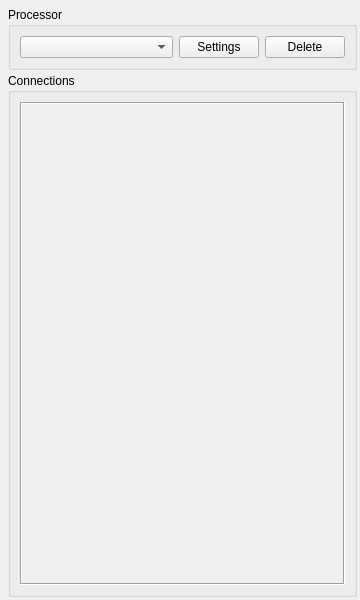
Above: modules/olvis3/projects/OlvisGuiPlugin/src/FilterConnect/FilterConnectWidget.ui from OFFIS-Automation/Framework before the change. Below: the same form after it.
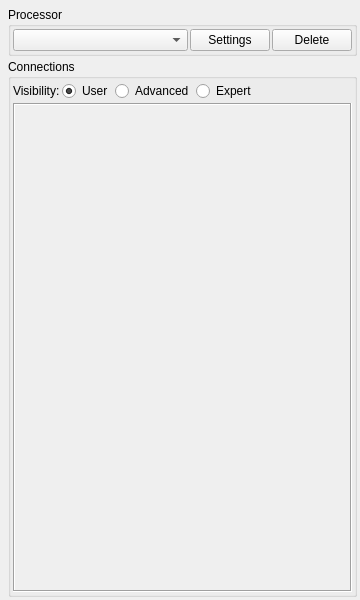
That is the form after the change. Icons and pictures are not drawn.

Commit message: added port visibility, fixed several filters

Diff of the .ui file:
```diff
--- a/modules/olvis3/projects/OlvisGuiPlugin/src/FilterConnect/FilterConnectWidget.ui
+++ b/modules/olvis3/projects/OlvisGuiPlugin/src/FilterConnect/FilterConnectWidget.ui
@@ -56,6 +56,21 @@
          <string>Processor</string>
         </property>
         <layout class="QHBoxLayout" name="horizontalLayout_2">
+         <property name="spacing">
+          <number>2</number>
+         </property>
+         <property name="leftMargin">
+          <number>2</number>
+         </property>
+         <property name="topMargin">
+          <number>2</number>
+         </property>
+         <property name="rightMargin">
+          <number>2</number>
+         </property>
+         <property name="bottomMargin">
+          <number>2</number>
+         </property>
          <item>
           <layout class="QHBoxLayout" name="horizontalLayout">
            <item>
@@ -103,6 +118,69 @@
          <string>Connections</string>
         </property>
         <layout class="QVBoxLayout" name="verticalLayout_3">
+         <property name="spacing">
+          <number>2</number>
+         </property>
+         <property name="leftMargin">
+          <number>2</number>
+         </property>
+         <property name="topMargin">
+          <number>2</number>
+         </property>
+         <property name="rightMargin">
+          <number>2</number>
+         </property>
+         <property name="bottomMargin">
+          <number>2</number>
+         </property>
+         <item>
+          <layout class="QHBoxLayout" name="horizontalLayout_3">
+           <item>
+            <widget class="QLabel" name="label">
+             <property name="text">
+              <string>Visibility:</string>
+             </property>
+            </widget>
+           </item>
+           <item>
+            <widget class="QRadioButton" name="userVisibility">
+             <property name="text">
+              <string>User</string>
+             </property>
+             <property name="checked">
+              <bool>true</bool>
+             </property>
+            </widget>
+           </item>
+           <item>
+            <widget class="QRadioButton" name="advancedVisibility">
+             <property name="text">
+              <string>Advanced</string>
+             </property>
+            </widget>
+           </item>
+           <item>
+            <widget class="QRadioButton" name="expertVisibility">
+             <property name="text">
+              <string>Expert</string>
+             </property>
+            </widget>
+           </item>
+           <item>
+            <spacer name="horizontalSpacer">
+             <property name="orientation">
+              <enum>Qt::Horizontal</enum>
+             </property>
+             <property name="sizeHint" stdset="0">
+              <size>
+               <width>40</width>
+               <height>20</height>
+              </size>
+             </property>
+            </spacer>
+           </item>
+          </layout>
+         </item>
          <item>
           <widget class="QScrollArea" name="scrollArea">
            <property name="enabled">
@@ -131,8 +209,8 @@
              <rect>
               <x>0</x>
               <y>0</y>
-              <width>326</width>
-              <height>467</height>
+              <width>340</width>
+              <height>455</height>
              </rect>
             </property>
             <property name="autoFillBackground">
```
Left out of the diff: 60 changed lines with no effect on the pictures. The commit also changes 47 other files.
